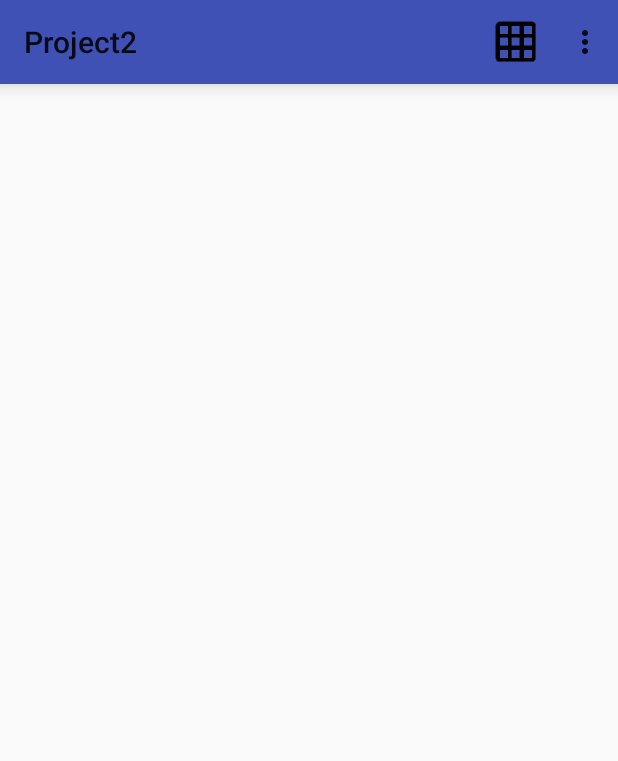
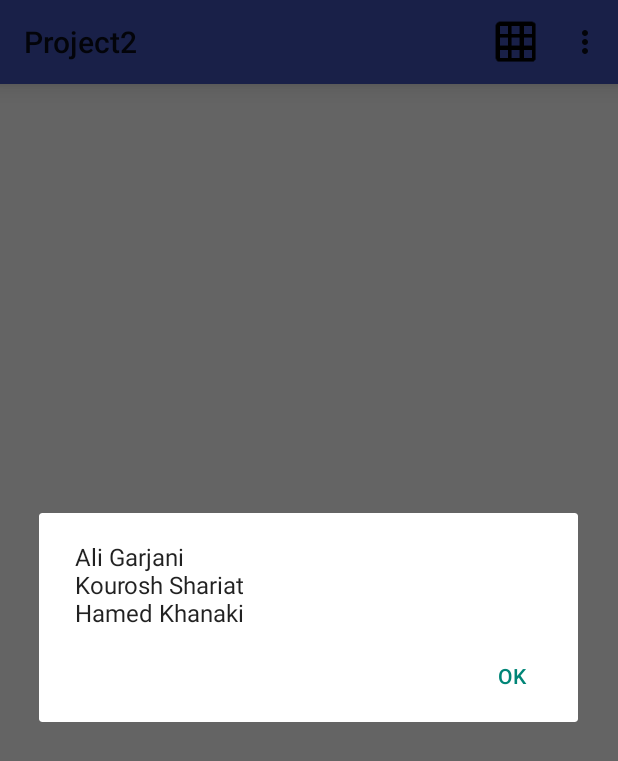
Before and after one commit to press-f-for-respect/Project2, an Android app: the screen it shows after launch (MainActivity), in the options menu, after a tap on "members_list", on a phone screen of 412 x 824 dp. Shown: the top 761 px of the screen. Run offline under Robolectric (Android 15) with nearby library versions, the phone set to English and light mode, and no system bars; our stand-ins replace Volley; network calls fail.

Commit message:
handled show members list (dialog) action

```diff
--- a/app/src/main/java/nosence/pressfforrespect/project2/MainActivity.java
+++ b/app/src/main/java/nosence/pressfforrespect/project2/MainActivity.java
@@ -26,6 +26,7 @@ import java.util.ArrayList;
 import java.util.List;
 
 import nosence.pressfforrespect.project2.model.Post;
+import nosence.pressfforrespect.project2.utils.MembersListDialogFragment;
 import nosence.pressfforrespect.project2.utils.PostAdapter;
 
 public class MainActivity extends AppCompatActivity {
@@ -39,6 +40,7 @@ public class MainActivity extends AppCompatActivity {
     private DividerItemDecoration horizontalDividerItemDecoration;
     private Toolbar mainToolbar;
     private int listState = 0;
+    private MembersListDialogFragment membersListDialogFragment = new MembersListDialogFragment();
 
 
     @Override
@@ -78,6 +80,7 @@ public class MainActivity extends AppCompatActivity {
                 }
                 return true;
             case R.id.members_list:
+                membersListDialogFragment.show(getFragmentManager(), "members");
                 return true;
             default:
                 return super.onOptionsItemSelected(item);
--- /dev/null
+++ b/app/src/main/java/nosence/pressfforrespect/project2/utils/MembersListDialogFragment.java
@@ -0,0 +1,22 @@
+package nosence.pressfforrespect.project2.utils;
+
+import android.app.AlertDialog;
+import android.app.Dialog;
+import android.app.DialogFragment;
+import android.content.DialogInterface;
+import android.os.Bundle;
+
+public class MembersListDialogFragment extends DialogFragment {
+    @Override
+    public Dialog onCreateDialog(Bundle savedInstanceState) {
+        AlertDialog.Builder builder = new AlertDialog.Builder(getActivity());
+        builder.setMessage("Ali Garjani\nKourosh Shariat\nHamed Khanaki")
+                .setPositiveButton("OK", new DialogInterface.OnClickListener() {
+                    @Override
+                    public void onClick(DialogInterface dialogInterface, int i) {
+
+                    }
+                });
+        return builder.create();
+    }
+}
--- a/app/src/main/res/values/strings.xml
+++ b/app/src/main/res/values/strings.xml
@@ -4,4 +4,5 @@
     <string name="body">Body</string>
     <string name="change_to_grid">change_to_grid</string>
     <string name="members_list">members_list</string>
+    <string name="names">Ali Garjani, Kourosh Shariat, Hamed Khanaki</string>
 </resources>
```
